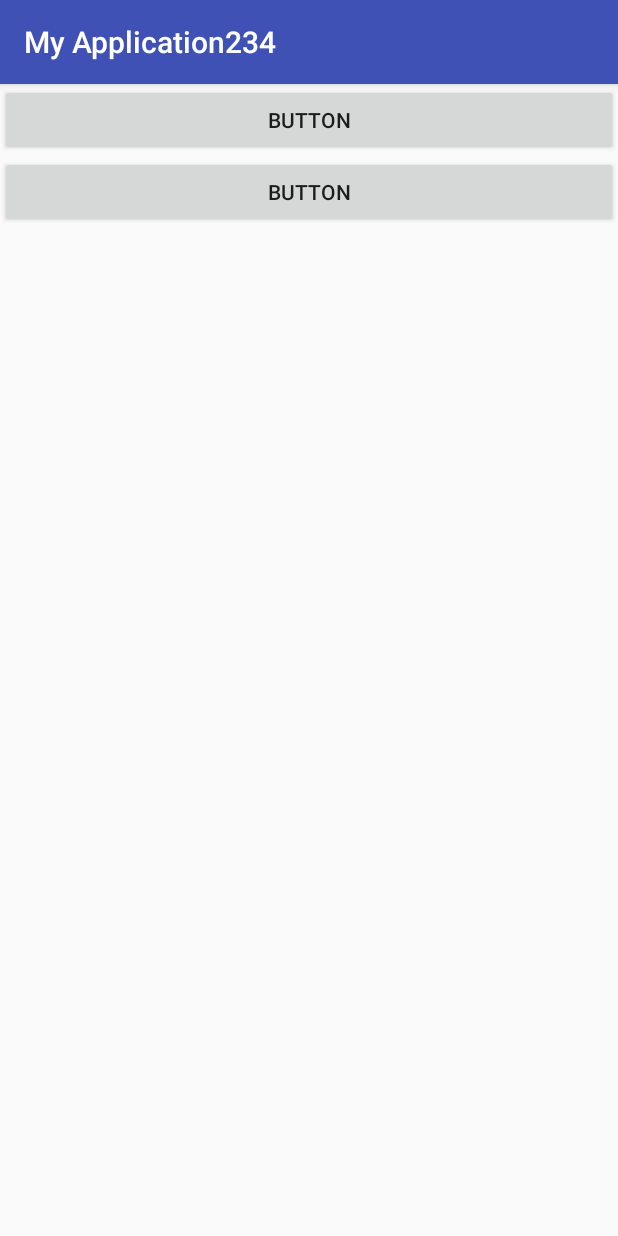
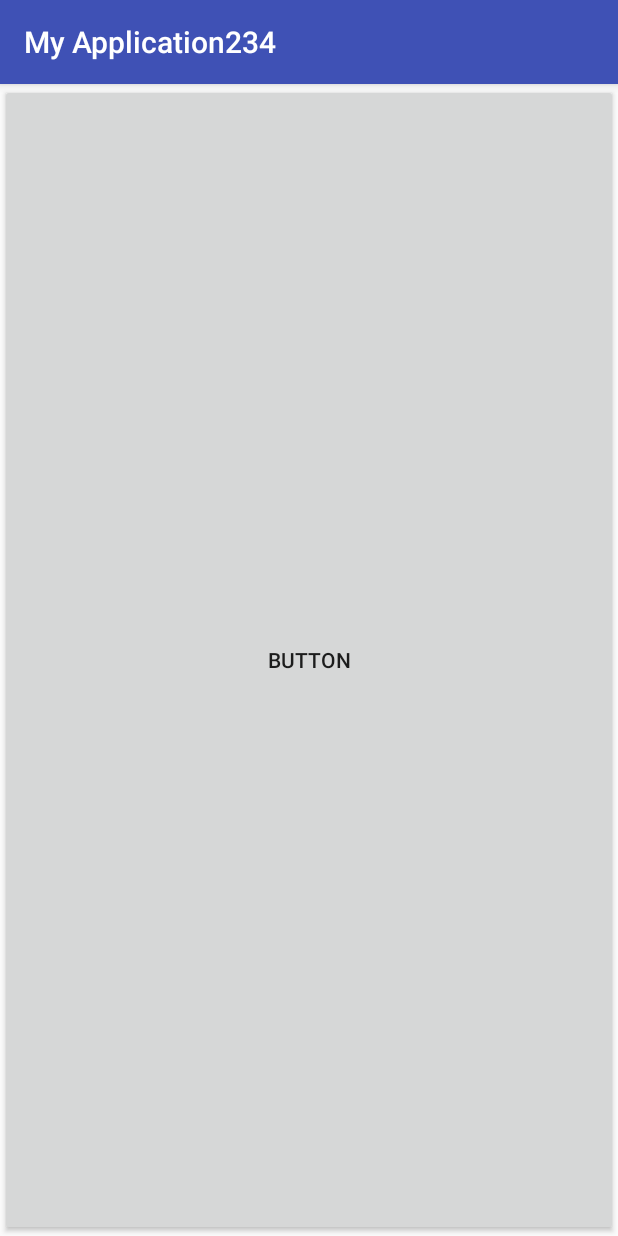
Before and after one commit to lmjing/AndroidStudy, an Android app: the screen it shows after launch (Day2Activity), on a phone screen of 412 x 824 dp. Run offline under Robolectric (Android 15) with nearby library versions, the phone set to English and light mode, and no system bars.

Commit message:
코드로 Layout 구성

```diff
--- a/Project/Week4/MyApplication234/app/src/main/java/com/ourincheon/myapplication234/Day2Activity.java
+++ b/Project/Week4/MyApplication234/app/src/main/java/com/ourincheon/myapplication234/Day2Activity.java
@@ -2,12 +2,43 @@ package com.ourincheon.myapplication234;
 
 import android.support.v7.app.AppCompatActivity;
 import android.os.Bundle;
+import android.view.View;
+import android.view.ViewGroup;
+import android.widget.Button;
+import android.widget.LinearLayout;
 
 public class Day2Activity extends AppCompatActivity {
 
     @Override
     protected void onCreate(Bundle savedInstanceState) {
         super.onCreate(savedInstanceState);
-        setContentView(R.layout.activity_day2);
+//        setContentView(R.layout.activity_day2);
+
+        // context = 화면 = UI = Activity
+        LinearLayout lin = new LinearLayout(this); // this = Day2Activity.this
+
+        LinearLayout.LayoutParams lparams = new LinearLayout.LayoutParams(
+                ViewGroup.LayoutParams.MATCH_PARENT,
+                ViewGroup.LayoutParams.MATCH_PARENT
+        );
+        lin.setLayoutParams(lparams);
+        lin.setOrientation(LinearLayout.VERTICAL);
+
+        Button b1 = new Button(this);
+        Button b2 = new Button(this);
+        LinearLayout.LayoutParams btnParams = new LinearLayout.LayoutParams(
+                ViewGroup.LayoutParams.MATCH_PARENT,
+                ViewGroup.LayoutParams.MATCH_PARENT
+        );
+        b1.setLayoutParams(btnParams);
+        b2.setLayoutParams(btnParams);
+        b1.setText("Button");
+        b2.setText("Button 2");
+//        b1.setId(View.generateViewId());
+//        b2.setId(View.generateViewId());
+
+        lin.addView(b1);
+        lin.addView(b2);
+        setContentView(lin);
     }
 }
```
